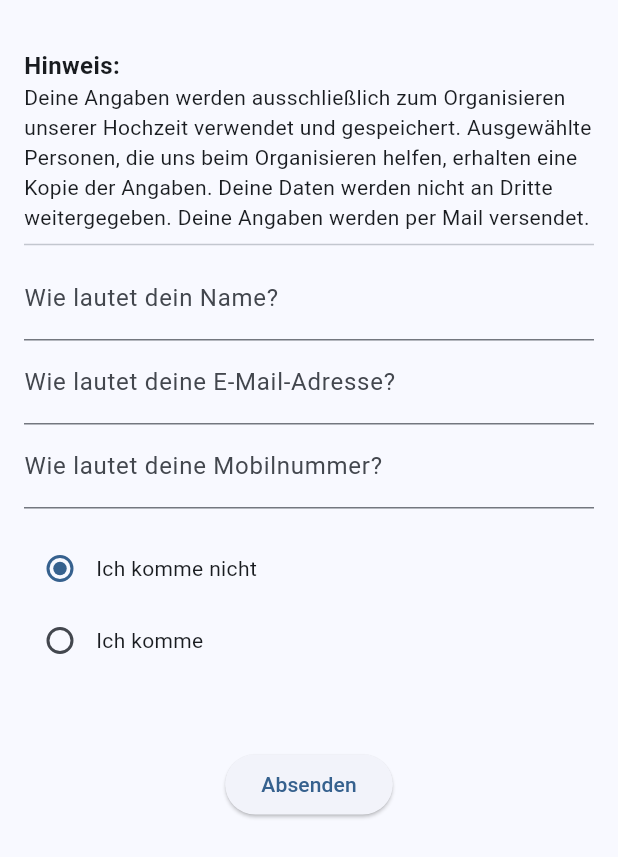
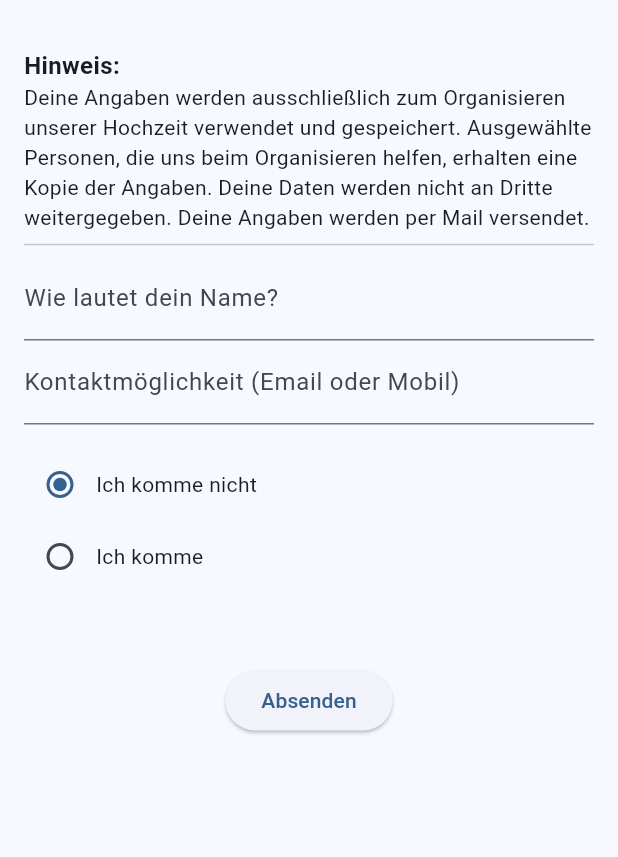
Before and after one commit to jherrma/weddingform, a Flutter app: the FormWidget widget shown alone on an empty page, opened directly with empty values, on a phone screen of 412 x 824 dp. Shown: the top 857 px of the screen. Run offline on Flutter 3.47's test engine with Material 3 defaults, Android fonts, the phone set to English and light mode, and no system bars.

Commit message:
add new fields and restructure form

```diff
--- a/webapp/lib/form_widget.dart
+++ b/webapp/lib/form_widget.dart
@@ -1,4 +1,6 @@
 import 'package:flutter/material.dart';
+import 'package:flutter/services.dart';
+import 'package:url_launcher/url_launcher_string.dart';
 import 'package:weddingform/Models/authentication_state.dart';
 import 'package:weddingform/Models/authentication_type.dart';
 import 'dart:convert';
@@ -46,16 +48,27 @@ class _FormWidgetState extends State<FormWidget> {
   final _peopleController = TextEditingController();
   final _cakeFlavorController = TextEditingController();
   final _topicController = TextEditingController();
-  final _emailController = TextEditingController();
+  final _contactInformationController = TextEditingController();
 
   final TextEditingController _whoComingController = TextEditingController();
 
-  // Add a new controller and error state
-  final _phoneController = TextEditingController();
-  bool showPhoneError = false;
+  bool showContactInformationError = false;
+
+  // Add new controller and error state for contribution duration
+  final _contributionDurationController = TextEditingController();
+  bool showContributionDurationError = false;
 
   // Add constants for menu option texts
-  static const String doYouBringCakeText = 'Bringst du einen Kuchen mit?';
+  static const String doYouBringCakeText = 'Ich bringe einen Kuchen mit';
+  static const String cakeLabel = 'Welchen Kuchen bringst du mit?';
+  static const String specifyCakeError =
+      'Bitte gib an, welchen Kuchen du mitbringst.';
+
+  static const String doYouBringSnacksText = 'Ich bringe Häppchen mit';
+  static const String snacksLabel = 'Welche Häppchen bringst du mit?';
+  static const String snacksErrorText =
+      'Bitte gib an, welche Häppchen du mitbringst.';
+
   static const String noText = 'Nein';
   static const String yesText = 'Ja';
   static const String doYouHaveContributionText =
@@ -76,9 +89,7 @@ class _FormWidgetState extends State<FormWidget> {
   static const String imComingText = 'Ich komme';
   static const String numberOfPeopleText = 'Mit wie vielen Personen kommst du?';
   static const String whoIsComingLabel = 'Wer kommt mit?';
-  static const String cakeLabel = 'Welchen Kuchen bringst du mit?';
-  static const String specifyCakeError =
-      'Bitte gib an, welchen Kuchen du mitbringst.';
+
   static const String specifyContributionError =
       'Bitte gib das Thema oder eine Beschreibung deines Beitrags an.';
   static const String nameErrorText = 'Bitte gib deinen Namen an.';
@@ -96,16 +107,32 @@ class _FormWidgetState extends State<FormWidget> {
   final TextEditingController _snacksController = TextEditingController();
   bool showSnacksError = false;
 
-  static const String doYouBringSnacksText = 'Bringst du Häppchen mit?';
-  static const String snacksLabel = 'Welche Häppchen bringst du mit?';
-  static const String snacksErrorText =
-      'Bitte gib an, welche Häppchen du mitbringst.';
-
   RideOption rideOption = RideOption.public;
   final _needRideController = TextEditingController();
   final _offerRideController = TextEditingController();
   bool showNeedRideError = false;
   bool showOfferRideError = false;
+
+  // Add new controllers and state variables
+  final _allergiesController = TextEditingController();
+  bool isVegetarian = false;
+  bool isVegan = false;
+
+  // Add new controller for notes
+  final _notesController = TextEditingController();
+
+  Future<void> _launchMailClient() async {
+    final Uri emailUri = Uri(
+      scheme: 'mailto',
+      path: 'example@example.com',
+    );
+    try {
+      await launchUrlString(emailUri.toString());
+    } catch (e) {
+      print('Error launching mail client: $e');
+      await Clipboard.setData(ClipboardData(text: emailUri.toString()));
+    }
+  }
 
   bool _isFormValid() {
     bool foundError = false;
@@ -121,25 +148,14 @@ class _FormWidgetState extends State<FormWidget> {
       });
     }
 
-    if (_emailController.text.trim().isEmpty) {
+    if (_contactInformationController.text.trim().isEmpty) {
       setState(() {
-        showContactInfoError = true;
+        showContactInformationError = true;
       });
       foundError = true;
     } else {
       setState(() {
-        showContactInfoError = false;
-      });
-    }
-
-    if (_phoneController.text.trim().isEmpty) {
-      setState(() {
-        showPhoneError = true;
-      });
-      foundError = true;
-    } else {
-      setState(() {
-        showPhoneError = false;
+        showContactInformationError = false;
       });
     }
 
@@ -207,6 +223,21 @@ class _FormWidgetState extends State<FormWidget> {
         });
         foundError = true;
       }
+
+      String durationText = _contributionDurationController.text.trim();
+      int? duration = int.tryParse(durationText);
+      bool durationValid = duration != null && duration > 0;
+
+      if (!durationValid) {
+        setState(() {
+          showContributionDurationError = true;
+        });
+        foundError = true;
+      } else {
+        setState(() {
+          showContributionDurationError = false;
+        });
+      }
     }
 
     if (rideOption == RideOption.searching) {
@@ -251,10 +282,11 @@ class _FormWidgetState extends State<FormWidget> {
         "isComing": isComing,
         "whoIsComing": _whoComingController.text,
         "numberOfPeople": int.tryParse(_peopleController.text) ?? 0,
-        "email": _emailController.text,
-        "phone": _phoneController.text,
+        "contactInformation": _contactInformationController.text,
         "doYouHaveContribution": hasContribution,
         "topic": _topicController.text,
+        "contributionDuration":
+            int.tryParse(_contributionDurationController.text) ?? 0,
         "needProjector": needProjector,
         "needMusic": needMusic,
         "doYouBringCake": isBringingCake,
@@ -264,6 +296,10 @@ class _FormWidgetState extends State<FormWidget> {
         "rideOption": rideOption.value,
         "needRide": int.tryParse(_needRideController.text) ?? 0,
         "offerRide": int.tryParse(_offerRideController.text) ?? 0,
+        "allergies": _allergiesController.text,
+        "isVegetarian": isVegetarian,
+        "isVegan": isVegan,
+        "notes": _notesController.text, // Add notes field
       };
 
       final username = widget.authenticationState.username;
@@ -338,22 +374,13 @@ class _FormWidgetState extends State<FormWidget> {
                       style: TextStyle(color: Colors.red),
                     ),
                   TextField(
-                    controller: _emailController,
-                    decoration: const InputDecoration(labelText: emailLabel),
+                    controller: _contactInformationController,
+                    decoration: const InputDecoration(
+                        labelText: 'Kontaktmöglichkeit (Email oder Mobil)'),
                   ),
-                  if (showContactInfoError)
+                  if (showContactInformationError)
                     Text(
-                      contactInfoErrorText,
-                      style: TextStyle(color: Colors.red),
-                    ),
-                  // Insert new phone field here
-                  TextField(
-                    controller: _phoneController,
-                    decoration: const InputDecoration(labelText: phoneLabel),
-                  ),
-                  if (showPhoneError)
-                    Text(
-                      phoneErrorText,
+                      'Bitte gib eine Kontaktmöglichkeit an.',
                       style: TextStyle(color: Colors.red),
                     ),
                   SizedBox(height: 16),
@@ -410,7 +437,6 @@ class _FormWidgetState extends State<FormWidget> {
                         ),
                       ],
                     ),
-                    // Add the new TextField below
                     TextField(
                       controller: _whoComingController,
                       decoration:
@@ -430,42 +456,32 @@ class _FormWidgetState extends State<FormWidget> {
                     Align(
                       alignment: Alignment.centerLeft,
                       child: Text(
-                        doYouBringCakeText,
+                        'Nach der Trauung',
                         style: TextStyle(
                             fontWeight: FontWeight.bold, fontSize: 16),
                       ),
                     ),
-                    Column(
-                      children: [
-                        InkWell(
-                          onTap: () => setState(() => isBringingCake = false),
-                          child: Row(
-                            children: [
-                              Radio<bool>(
-                                value: false,
-                                groupValue: isBringingCake,
-                                onChanged: (val) =>
-                                    setState(() => isBringingCake = val!),
-                              ),
-                              const Text(noText),
-                            ],
-                          ),
-                        ),
-                        InkWell(
-                          onTap: () => setState(() => isBringingCake = true),
-                          child: Row(
-                            children: [
-                              Radio<bool>(
-                                value: true,
-                                groupValue: isBringingCake,
-                                onChanged: (val) =>
-                                    setState(() => isBringingCake = val!),
-                              ),
-                              const Text(yesText),
-                            ],
-                          ),
-                        ),
-                      ],
+                    // Align(
+                    //   alignment: Alignment.centerLeft,
+                    //   child: InkWell(
+                    //     onTap: _launchMailClient,
+                    //     child: Text(
+                    //       'Bei Fragen bitte an Joanna Hoffert wenden',
+                    //       style: TextStyle(
+                    //         color: Colors.blue,
+                    //         decoration: TextDecoration.underline,
+                    //       ),
+                    //     ),
+                    //   ),
+                    // ),
+                    CheckboxListTile(
+                      title: const Text(doYouBringCakeText),
+                      value: isBringingCake,
+                      onChanged: (bool? value) {
+                        setState(() {
+                          isBringingCake = value!;
+                        });
+                      },
                     ),
                     if (isBringingCake) ...[
                       TextField(
@@ -478,46 +494,15 @@ class _FormWidgetState extends State<FormWidget> {
                           style: TextStyle(color: Colors.red),
                         ),
                     ],
-                    SizedBox(height: 16),
-                    Align(
-                      alignment: Alignment.centerLeft,
-                      child: Text(
-                        doYouBringSnacksText,
-                        style: TextStyle(
-                            fontWeight: FontWeight.bold, fontSize: 16),
-                      ),
-                    ),
-                    Column(
-                      children: [
-                        InkWell(
-                          onTap: () => setState(() => isBringingSnacks = false),
-                          child: Row(
-                            children: [
-                              Radio<bool>(
-                                value: false,
-                                groupValue: isBringingSnacks,
-                                onChanged: (val) =>
-                                    setState(() => isBringingSnacks = val!),
-                              ),
-                              const Text(noText),
-                            ],
-                          ),
-                        ),
-                        InkWell(
-                          onTap: () => setState(() => isBringingSnacks = true),
-                          child: Row(
-                            children: [
-                              Radio<bool>(
-                                value: true,
-                                groupValue: isBringingSnacks,
-                                onChanged: (val) =>
-                                    setState(() => isBringingSnacks = val!),
-                              ),
-                              const Text(yesText),
-                            ],
-                          ),
-                        ),
-                      ],
+                    SizedBox(height: 8),
+                    CheckboxListTile(
+                      title: const Text(doYouBringSnacksText),
+                      value: isBringingSnacks,
+                      onChanged: (bool? value) {
+                        setState(() {
+                          isBringingSnacks = value!;
+                        });
+                      },
                     ),
                     if (isBringingSnacks) ...[
                       TextField(
@@ -586,6 +571,17 @@ class _FormWidgetState extends State<FormWidget> {
                             specifyContributionError,
                             style: TextStyle(color: Colors.red),
                           ),
+                        TextField(
+                          controller: _contributionDurationController,
+                          keyboardType: TextInputType.number,
+                          decoration: const InputDecoration(
+                              labelText: 'Dauer des Beitrags in Minuten'),
+                        ),
+                        if (showContributionDurationError)
+                          Text(
+                            'Bitte gib eine gültige Dauer in Minuten an.',
+                            style: TextStyle(color: Colors.red),
+                          ),
                         CheckboxListTile(
                           title: const Text(needProjectorText),
                           value: needProjector,
@@ -601,6 +597,46 @@ class _FormWidgetState extends State<FormWidget> {
                           },
                         ),
                       ],
+                      SizedBox(height: 16),
+                      Align(
+                        alignment: Alignment.centerLeft,
+                        child: Text(
+                          'Abendessen',
+                          style: TextStyle(
+                              fontWeight: FontWeight.bold, fontSize: 16),
+                        ),
+                      ),
+                      SizedBox(height: 8),
+                      TextField(
+                        controller: _allergiesController,
+                        decoration: const InputDecoration(
+                            labelText: 'Unverträglichkeiten'),
+                      ),
+                      SizedBox(height: 8),
+                      CheckboxListTile(
+                        title: const Text('Ich bin vegetarisch'),
+                        value: isVegetarian,
+                        onChanged: (bool? value) {
+                          setState(() {
+                            isVegetarian = value!;
+                            if (!isVegetarian && isVegan) {
+                              isVegan = false;
+                            }
+                          });
+                        },
+                      ),
+                      CheckboxListTile(
+                        title: const Text('Ich bin vegan'),
+                        value: isVegan,
+                        onChanged: (bool? value) {
+                          setState(() {
+                            isVegan = value!;
+                            if (isVegan) {
+                              isVegetarian = true;
+                            }
+                          });
+                        },
+                      ),
                       SizedBox(height: 16),
                       Align(
                         alignment: Alignment.centerLeft,
@@ -623,7 +659,7 @@ class _FormWidgetState extends State<FormWidget> {
                                   onChanged: (val) =>
                                       setState(() => rideOption = val!),
                                 ),
-                                const Text('Ich fahre öffentlich'),
+                                const Text('Ich fahre öffentlich/alleine'),
                               ],
                             ),
                           ),
@@ -686,9 +722,15 @@ class _FormWidgetState extends State<FormWidget> {
                           ],
                         ],
                       ),
-                    ]
+                    ],
+                    SizedBox(height: 16),
+                    TextField(
+                      controller: _notesController,
+                      decoration: const InputDecoration(
+                        labelText: 'Möchtest du uns noch etwas mitteilen?',
+                      ),
+                    ),
                   ],
-
                   SizedBox(height: 32),
                   isSubmitting
                       ? CircularProgressIndicator()
--- a/webapp/pubspec.yaml
+++ b/webapp/pubspec.yaml
@@ -28,6 +28,7 @@ environment:
 # the latest version available on pub.dev. To see which dependencies have newer
 # versions available, run `flutter pub outdated`.
 dependencies:
+  url_launcher: ^6.3.1
   flutter:
     sdk: flutter
 
```
Also changed, not shown: 1 other file.
